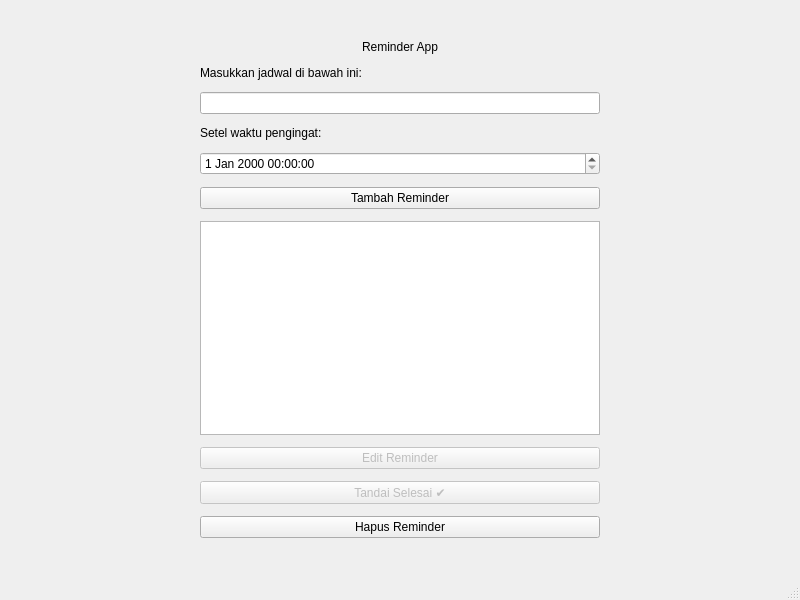
Above: mainwindow.ui from JhonPiterSitumorang-251401052/DeadlineSaver before the change. Below: the same form after it.
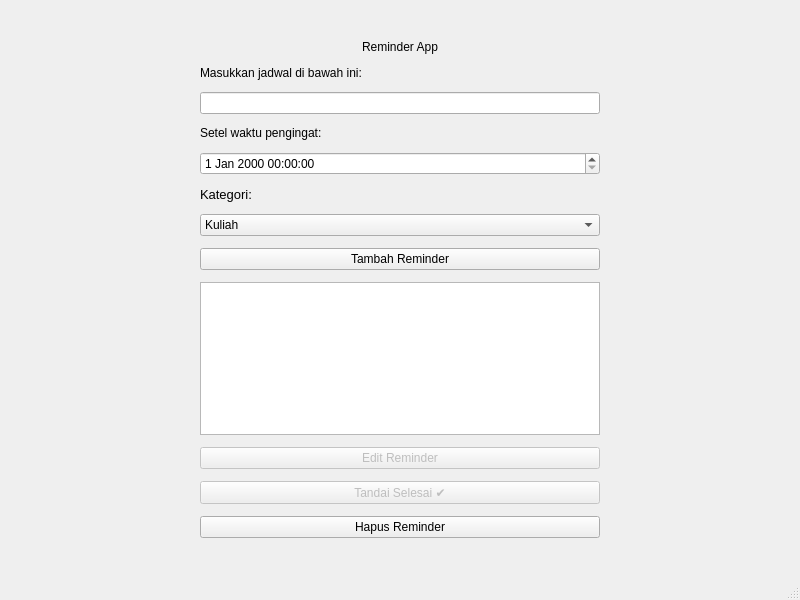
That is the form after the change.

Commit message: tambah kategori pada reminder

Diff of the .ui file:
```diff
--- a/mainwindow.ui
+++ b/mainwindow.ui
@@ -54,6 +54,27 @@
     <item>
      <widget class="QDateTimeEdit" name="dateTimeEdit"/>
     </item>
+    <item>
+     <widget class="QLabel" name="labelTag">
+      <property name="text">
+       <string>Kategori:</string>
+      </property>
+      <property name="styleSheet">
+       <string>font-weight: normal; font-size: 13px;</string>
+      </property>
+     </widget>
+    </item>
+    <item>
+     <widget class="QComboBox" name="comboTag">
+      <item><property name="text"><string>Kuliah</string></property></item>
+      <item><property name="text"><string>Kerja</string></property></item>
+      <item><property name="text"><string>Pribadi</string></property></item>
+      <item><property name="text"><string>Kesehatan</string></property></item>
+      <item><property name="text"><string>Belanja</string></property></item>
+      <item><property name="text"><string>Keuangan</string></property></item>
+      <item><property name="text"><string>Lain-lain</string></property></item>
+     </widget>
+    </item>
     <item>
      <widget class="QPushButton" name="btnTambah">
       <property name="text">
```
The commit also changes 1 other file.
